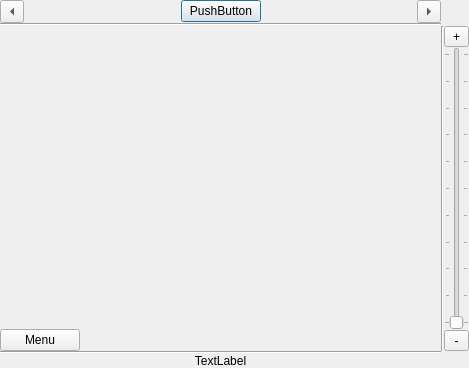
Above: client/mapview.ui from shentok/MoNav before the change. Below: the same form after it.
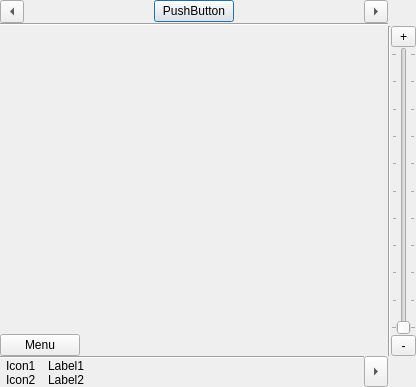
That is the form after the change. Custom widgets are drawn as their Qt base class.

Commit message: Client: Rudimentary route descriptions

Patch:
```diff
--- a/client/mapview.ui
+++ b/client/mapview.ui
@@ -6,10 +6,16 @@
    <rect>
     <x>0</x>
     <y>0</y>
-    <width>469</width>
-    <height>368</height>
+    <width>416</width>
+    <height>387</height>
    </rect>
   </property>
+  <property name="sizePolicy">
+   <sizepolicy hsizetype="Preferred" vsizetype="Preferred">
+    <horstretch>0</horstretch>
+    <verstretch>0</verstretch>
+   </sizepolicy>
+  </property>
   <property name="windowTitle">
    <string>MapView</string>
   </property>
@@ -191,7 +197,7 @@
      <item>
       <widget class="QSlider" name="zoomBar">
        <property name="sizePolicy">
-        <sizepolicy hsizetype="Preferred" vsizetype="Expanding">
+        <sizepolicy hsizetype="Minimum" vsizetype="Expanding">
          <horstretch>0</horstretch>
          <verstretch>0</verstretch>
         </sizepolicy>
@@ -227,7 +233,7 @@
    </item>
    <item row="2" column="0">
     <widget class="QWidget" name="infoWidget" native="true">
-     <layout class="QVBoxLayout" name="verticalLayout_3">
+     <layout class="QHBoxLayout" name="horizontalLayout_2">
       <property name="spacing">
        <number>0</number>
       </property>
@@ -235,32 +241,113 @@
        <number>0</number>
       </property>
       <item>
-       <widget class="Line" name="line_2">
-        <property name="orientation">
-         <enum>Qt::Horizontal</enum>
+       <layout class="QVBoxLayout" name="verticalLayout_3">
+        <property name="spacing">
+         <number>0</number>
         </property>
-       </widget>
-      </item>
-      <item>
-       <layout class="QHBoxLayout" name="horizontalLayout_2">
         <item>
-         <widget class="QLabel" name="infoLabel">
-          <property name="sizePolicy">
-           <sizepolicy hsizetype="Preferred" vsizetype="Fixed">
-            <horstretch>0</horstretch>
-            <verstretch>0</verstretch>
-           </sizepolicy>
-          </property>
-          <property name="text">
-           <string>TextLabel</string>
-          </property>
-          <property name="alignment">
-           <set>Qt::AlignCenter</set>
+         <widget class="Line" name="line_2">
+          <property name="orientation">
+           <enum>Qt::Horizontal</enum>
           </property>
          </widget>
         </item>
+        <item>
+         <layout class="QHBoxLayout" name="description1" stretch="0,1">
+          <property name="spacing">
+           <number>12</number>
+          </property>
+          <property name="leftMargin">
+           <number>6</number>
+          </property>
+          <property name="rightMargin">
+           <number>6</number>
+          </property>
+          <item>
+           <widget class="QLabel" name="infoIcon1">
+            <property name="maximumSize">
+             <size>
+              <width>32</width>
+              <height>32</height>
+             </size>
+            </property>
+            <property name="text">
+             <string>Icon1</string>
+            </property>
+            <property name="scaledContents">
+             <bool>true</bool>
+            </property>
+           </widget>
+          </item>
+          <item>
+           <widget class="QLabel" name="infoLabel1">
+            <property name="text">
+             <string>Label1</string>
+            </property>
+            <property name="wordWrap">
+             <bool>true</bool>
+            </property>
+           </widget>
+          </item>
+         </layout>
+        </item>
+        <item>
+         <layout class="QHBoxLayout" name="description2" stretch="0,1">
+          <property name="spacing">
+           <number>12</number>
+          </property>
+          <property name="leftMargin">
+           <number>6</number>
+          </property>
+          <property name="rightMargin">
+           <number>6</number>
+          </property>
+          <item>
+           <widget class="QLabel" name="infoIcon2">
+            <property name="maximumSize">
+             <size>
+              <width>32</width>
+              <height>32</height>
+             </size>
+            </property>
+            <property name="text">
+             <string>Icon2</string>
+            </property>
+            <property name="scaledContents">
+             <bool>true</bool>
+            </property>
+           </widget>
+          </item>
+          <item>
+           <widget class="QLabel" name="infoLabel2">
+            <property name="text">
+             <string>Label2</string>
+            </property>
+            <property name="wordWrap">
+             <bool>true</bool>
+            </property>
+           </widget>
+          </item>
+         </layout>
+        </item>
        </layout>
       </item>
+      <item>
+       <widget class="QToolButton" name="infoButton">
+        <property name="sizePolicy">
+         <sizepolicy hsizetype="Fixed" vsizetype="Expanding">
+          <horstretch>0</horstretch>
+          <verstretch>0</verstretch>
+         </sizepolicy>
+        </property>
+        <property name="text">
+         <string>...</string>
+        </property>
+        <property name="arrowType">
+         <enum>Qt::RightArrow</enum>
+        </property>
+       </widget>
+      </item>
      </layout>
     </widget>
    </item>
```
The commit also changes 25 other files.
